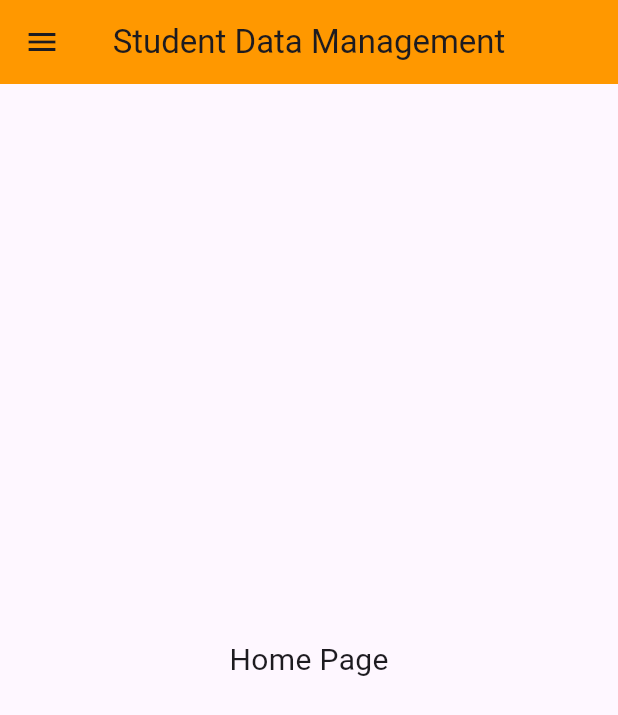
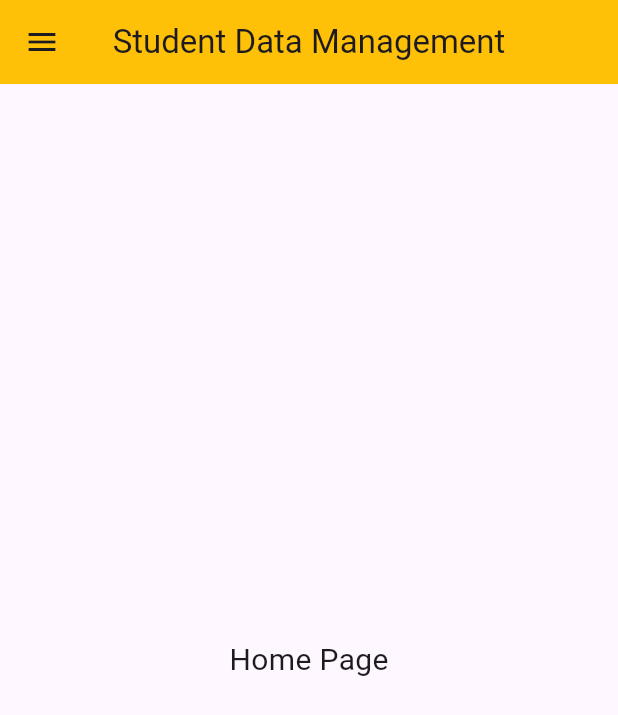
Before and after one commit to sakshi-0009/Flutter-Widgets, a Flutter app: the screen it shows after launch, on a phone screen of 412 x 824 dp. Shown: the top 715 px of the screen. Run offline on Flutter 3.47's test engine with Material 3 defaults, Android fonts, the phone set to English and light mode, and no system bars.

```diff
--- a/widget_02/lib/main.dart
+++ b/widget_02/lib/main.dart
@@ -27,7 +27,7 @@ class HomeScreen extends StatelessWidget {
       key: _scaffoldKey, // Assign key to Scaffold
       appBar: AppBar(
         title: const Text("Student Data Management"),
-        backgroundColor: Colors.orange,
+        backgroundColor: Colors.amber,
         centerTitle: true,
         leading: IconButton(
           icon: const Icon(Icons.menu), // Hamburger icon
```
Also changed, not shown: widget_02/lib/Output.png (added).
